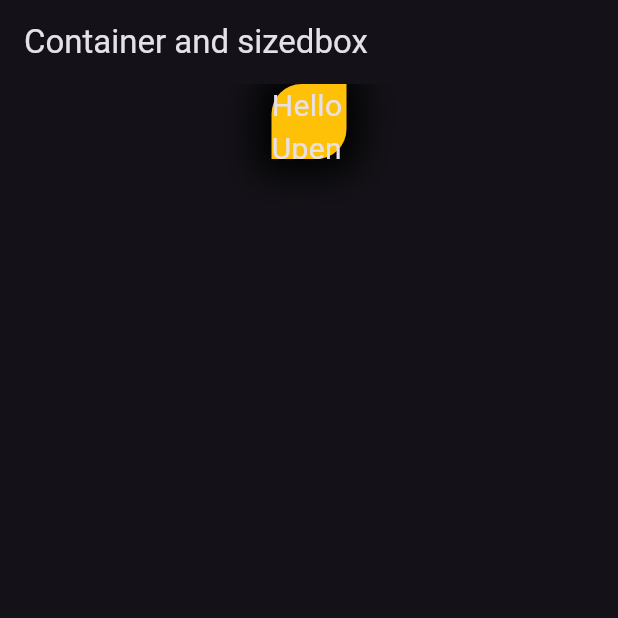
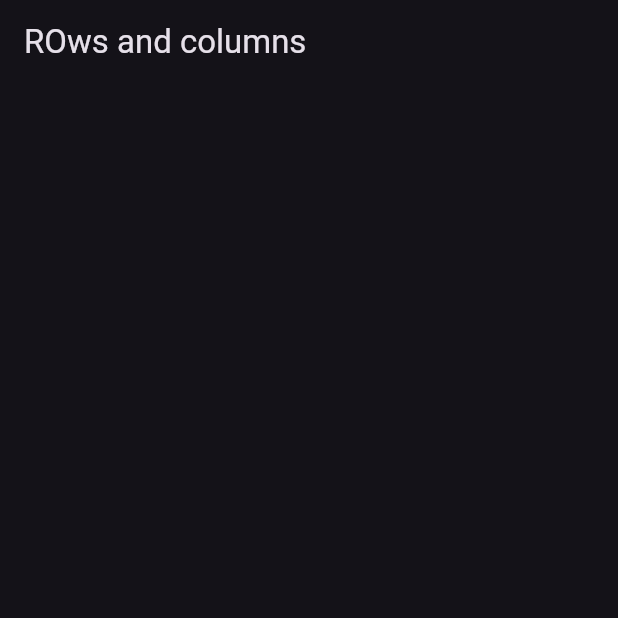
Before and after one commit to upendrashrestha10/Flutter_Basics, a Flutter app: the screen it shows after launch, on a phone screen of 412 x 824 dp, the top half of it. Run offline on Flutter 3.47's test engine with Material 3 defaults, Android fonts, the phone set to English and light mode, and no system bars.

Commit message:
ROws and Columns

```diff
--- a/lib/main.dart
+++ b/lib/main.dart
@@ -1,5 +1,6 @@
 import 'package:flutter/material.dart';
-import 'package:flutter_widgets/container_sized.dart';
+import 'package:flutter_widgets/rowscols.dart';
+//import 'package:flutter_widgets/container_sized.dart';  //Path for the ContainerSized
 
 void main(){
   runApp(MyApp());
@@ -16,7 +17,8 @@ class MyApp extends StatelessWidget {
         brightness: Brightness.dark,
         primaryColor: Colors.deepPurple,
       ),
-      home:ContainerSized() ,
+      //home:ContainerSized() , //TO run COntainerSized
+      home: Rowscols(),
     );
   }
 }
--- /dev/null
+++ b/lib/rowscols.dart
@@ -0,0 +1,21 @@
+import 'package:flutter/material.dart';
+
+class Rowscols extends StatelessWidget {
+  const Rowscols({super.key});
+
+  @override
+  Widget build(BuildContext context) {
+    return Scaffold(
+      appBar: AppBar(
+        title: Text("ROws and columns"),
+      ),
+      body: Container(
+        child: Column(
+          children: [
+
+          ],
+        ),
+      ),
+    );
+  }
+}
```
